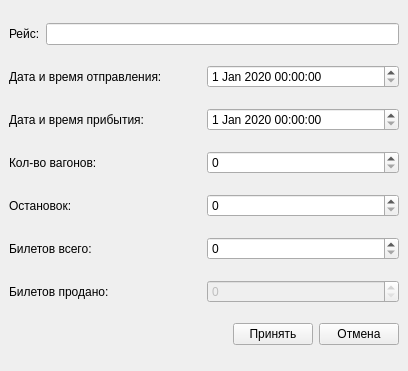
Old version of the form tripaddform.ui in the repository VladRoven/Qt-project-railway-station.
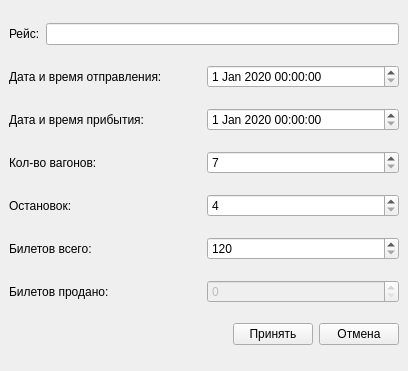
New version of the form.

The edit to the form file:
```diff
--- a/tripaddform.ui
+++ b/tripaddform.ui
@@ -90,6 +90,9 @@
       </item>
       <item>
        <widget class="QSpinBox" name="count_wagons">
+        <property name="minimum">
+         <number>7</number>
+        </property>
         <property name="maximum">
          <number>30</number>
         </property>
@@ -108,6 +111,9 @@
       </item>
       <item>
        <widget class="QSpinBox" name="count_stop">
+        <property name="minimum">
+         <number>4</number>
+        </property>
         <property name="maximum">
          <number>20</number>
         </property>
@@ -126,6 +132,9 @@
       </item>
       <item>
        <widget class="QSpinBox" name="count_tickets">
+        <property name="minimum">
+         <number>120</number>
+        </property>
         <property name="maximum">
          <number>1620</number>
         </property>
```
